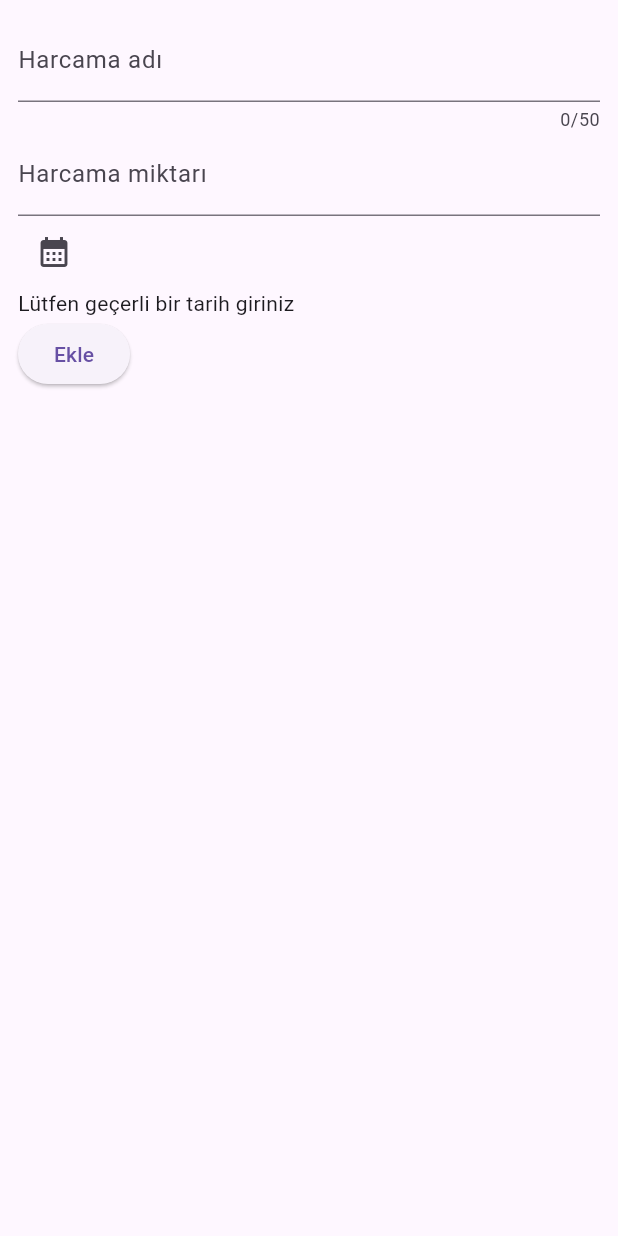
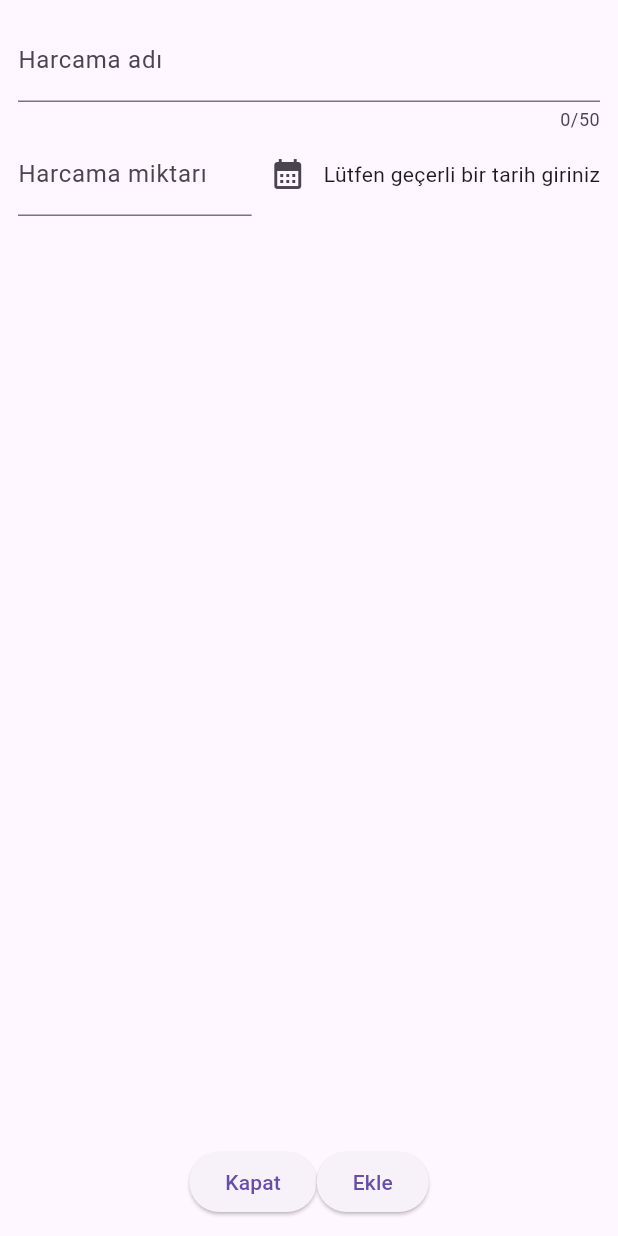
Before and after one commit to berkeercin/tobeto-expenseapp, a Flutter app: the NewExpense widget shown alone on an empty page, opened directly, after a tap on the "calendar month" icon, after a tap on "Ekle", on a phone screen of 412 x 824 dp. Run offline on Flutter 3.47's test engine with Material 2 defaults, Android fonts, the phone set to English and light mode, and no system bars.

Commit message:
Kod düzenlemesi

```diff
--- a/lib/widgets/new_expense.dart
+++ b/lib/widgets/new_expense.dart
@@ -14,6 +14,21 @@ class _NewExpenseState extends State<NewExpense> {
   final _expenseNameController = TextEditingController();
   final _expensePriceControler = TextEditingController();
   String dateText = "Tarih seçiniz";
+  Future<void> _showDatePicker(BuildContext context) async {
+    DateTime now = DateTime.now();
+    DateTime year = DateTime(now.year - 1, now.month, now.day);
+    DateTime? selected = await showDatePicker(
+        context: context, initialDate: now, firstDate: year, lastDate: now);
+    setState(() {
+      if (selected == null) {
+        dateText = "Lütfen geçerli bir tarih giriniz";
+      } else {
+        String fixedDate = DateFormat.yMd().format(selected);
+        dateText = fixedDate;
+      }
+    });
+  }
+
   @override
   Widget build(BuildContext context) {
     return SizedBox(
@@ -29,49 +44,41 @@ class _NewExpenseState extends State<NewExpense> {
               maxLength: 50,
               decoration: const InputDecoration(labelText: "Harcama adı"),
             ),
-            TextField(
+            Row(
+              children: [
+                Expanded(
+                  child: TextField(
                     controller: _expensePriceControler,
                     keyboardType: TextInputType.number,
-              decoration: const InputDecoration(labelText: "Harcama miktarı"),
+                    decoration:
+                        const InputDecoration(labelText: "Harcama miktarı"),
+                  ),
                 ),
                 IconButton(
                     padding: EdgeInsets.zero,
                     onPressed: () async {
-                  DateTime now = DateTime.now();
-                  DateTime year = checkDate();
-                  DateTime? selected = await showDatePicker(
-                      context: context,
-                      initialDate: now,
-                      firstDate: year,
-                      lastDate: now);
-                  setState(() {
-                    if (selected == null) {
-                      dateText = "Lütfen geçerli bir tarih giriniz";
-                    } else {
-                      DateTime originalDate = selected;
-                      String fixedDate = DateFormat.yMd().format(originalDate);
-                      dateText = fixedDate;
-                    }
-                  });
+                      await _showDatePicker(context);
                     },
                     icon: const Icon(Icons.calendar_month)),
                 Text(dateText),
+              ],
+            ),
+            const Spacer(),
+            Row(
+              mainAxisAlignment: MainAxisAlignment.center,
+              children: [
+                ElevatedButton(onPressed: () {}, child: const Text("Kapat")),
                 ElevatedButton(
                     onPressed: () {
                       print(
                           "Kaydedilen değer: ${_expenseNameController.text} ${_expensePriceControler.text}, $dateText");
                     },
-                child: const Text("Ekle"))
+                    child: const Text("Ekle")),
+              ],
+            ),
           ],
         ),
       ),
     );
   }
 }
-
-DateTime checkDate() {
-  final now = DateTime.now();
-  final yearAgo = now.add(const Duration(days: -365, hours: -6));
-
-  return yearAgo;
-}
```
Lines whose indentation alone changed are shown as unchanged.
